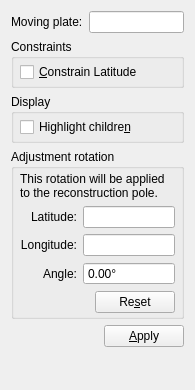
The window that src/qt-widgets/ModifyReconstructionPoleWidgetUi.ui (GPlates/GPlates) describes before a commit, drawn with Qt 5.
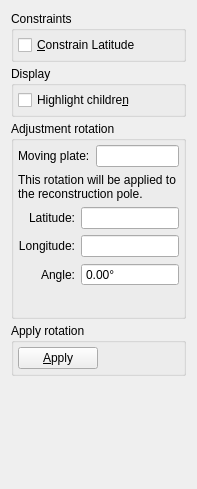
The same window after the commit.

The edit to the form file:
```diff
--- a/src/qt-widgets/ModifyReconstructionPoleWidgetUi.ui
+++ b/src/qt-widgets/ModifyReconstructionPoleWidgetUi.ui
@@ -1,68 +1,47 @@
 <ui version="4.0" >
  <class>ModifyReconstructionPoleWidget</class>
- <widget class="QWidget" name="ModifyReconstructionPoleWidget" >
-  <property name="geometry" >
+ <widget class="QWidget" name="ModifyReconstructionPoleWidget">
+  <property name="geometry">
    <rect>
     <x>0</x>
     <y>0</y>
-    <width>182</width>
-    <height>390</height>
+    <width>197</width>
+    <height>489</height>
    </rect>
   </property>
-  <property name="windowTitle" >
+  <property name="windowTitle">
    <string>Form</string>
   </property>
-  <layout class="QVBoxLayout" >
+  <layout class="QVBoxLayout">
+   <property name="spacing">
+    <number>4</number>
+   </property>
    <item>
-    <layout class="QGridLayout" >
-     <item row="0" column="1" >
-      <widget class="QLineEdit" name="field_moving_plate" >
-       <property name="readOnly" >
-        <bool>true</bool>
-       </property>
-      </widget>
-     </item>
-     <item row="0" column="0" >
-      <widget class="QLabel" name="label_moving_plate" >
-       <property name="text" >
-        <string>Moving plate:</string>
-       </property>
-      </widget>
-     </item>
-    </layout>
-   </item>
-   <item>
-    <widget class="QGroupBox" name="groupbox_constraints" >
-     <property name="sizePolicy" >
-      <sizepolicy vsizetype="Minimum" hsizetype="Preferred" >
+    <widget class="QGroupBox" name="groupbox_constraints">
+     <property name="sizePolicy">
+      <sizepolicy hsizetype="Preferred" vsizetype="Minimum">
        <horstretch>0</horstretch>
        <verstretch>0</verstretch>
       </sizepolicy>
      </property>
-     <property name="title" >
+     <property name="title">
       <string>Constraints</string>
      </property>
-     <layout class="QVBoxLayout" >
-      <property name="leftMargin" >
-       <number>6</number>
-      </property>
-      <property name="topMargin" >
-       <number>3</number>
-      </property>
-      <property name="rightMargin" >
-       <number>6</number>
-      </property>
-      <property name="bottomMargin" >
-       <number>3</number>
+     <property name="flat">
+      <bool>true</bool>
+     </property>
+     <layout class="QVBoxLayout">
+      <property name="margin">
+       <number>4</number>
       </property>
       <item>
-       <layout class="QVBoxLayout" >
-        <property name="topMargin" >
+       <layout class="QVBoxLayout">
+        <property name="topMargin">
          <number>0</number>
         </property>
         <item>
-         <widget class="QCheckBox" name="checkbox_constrain_latitude" >
-          <property name="text" >
+         <widget class="QCheckBox" name="checkbox_constrain_latitude">
+          <property name="text">
            <string>&amp;Constrain Latitude</string>
           </property>
          </widget>
@@ -73,31 +52,25 @@
     </widget>
    </item>
    <item>
-    <widget class="QGroupBox" name="groupbox_display" >
-     <property name="title" >
+    <widget class="QGroupBox" name="groupbox_display">
+     <property name="title">
       <string>Display</string>
      </property>
-     <layout class="QVBoxLayout" >
-      <property name="leftMargin" >
-       <number>6</number>
-      </property>
-      <property name="topMargin" >
-       <number>3</number>
-      </property>
-      <property name="rightMargin" >
-       <number>6</number>
-      </property>
-      <property name="bottomMargin" >
-       <number>3</number>
+     <property name="flat">
+      <bool>true</bool>
+     </property>
+     <layout class="QVBoxLayout">
+      <property name="margin">
+       <number>4</number>
       </property>
       <item>
-       <layout class="QVBoxLayout" >
+       <layout class="QVBoxLayout">
         <item>
-         <widget class="QCheckBox" name="checkbox_highlight_children" >
-          <property name="toolTip" >
+         <widget class="QCheckBox" name="checkbox_highlight_children">
+          <property name="toolTip">
            <string>Highlight and drag child plates of the selected feature's plate id</string>
           </property>
-          <property name="text" >
+          <property name="text">
            <string>Highlight childre&amp;n </string>
           </property>
          </widget>
@@ -108,97 +81,109 @@
     </widget>
    </item>
    <item>
-    <widget class="QGroupBox" name="groupbox_adjustment" >
-     <property name="title" >
+    <widget class="QGroupBox" name="groupbox_adjustment">
+     <property name="title">
       <string>Adjustment rotation</string>
      </property>
-     <layout class="QVBoxLayout" >
-      <property name="leftMargin" >
-       <number>6</number>
+     <property name="flat">
+      <bool>true</bool>
+     </property>
+     <layout class="QVBoxLayout">
+      <property name="margin">
+       <number>4</number>
       </property>
-      <property name="topMargin" >
-       <number>3</number>
-      </property>
-      <property name="rightMargin" >
-       <number>6</number>
-      </property>
-      <property name="bottomMargin" >
-       <number>3</number>
-      </property>
       <item>
-       <widget class="QLabel" name="label_adjustment_descr" >
-        <property name="text" >
+       <layout class="QGridLayout">
+        <item row="0" column="1">
+         <widget class="QLineEdit" name="field_moving_plate">
+          <property name="readOnly">
+           <bool>true</bool>
+          </property>
+         </widget>
+        </item>
+        <item row="0" column="0">
+         <widget class="QLabel" name="label_moving_plate">
+          <property name="text">
+           <string>Moving plate:</string>
+          </property>
+         </widget>
+        </item>
+       </layout>
+      </item>
+      <item>
+       <widget class="QLabel" name="label_adjustment_descr">
+        <property name="text">
          <string>This rotation will be applied to the reconstruction pole.</string>
         </property>
-        <property name="wordWrap" >
+        <property name="wordWrap">
          <bool>true</bool>
         </property>
        </widget>
       </item>
       <item>
-       <layout class="QGridLayout" >
-        <item row="0" column="0" >
-         <widget class="QLabel" name="label_adjustment_lat" >
-          <property name="text" >
+       <layout class="QGridLayout">
+        <item row="0" column="0">
+         <widget class="QLabel" name="label_adjustment_lat">
+          <property name="text">
            <string>Latitude:</string>
           </property>
-          <property name="alignment" >
+          <property name="alignment">
            <set>Qt::AlignRight|Qt::AlignTrailing|Qt::AlignVCenter</set>
           </property>
          </widget>
         </item>
-        <item row="2" column="0" >
-         <widget class="QLabel" name="label_adjustment_angle" >
-          <property name="text" >
+        <item row="2" column="0">
+         <widget class="QLabel" name="label_adjustment_angle">
+          <property name="text">
            <string>Angle:</string>
           </property>
-          <property name="alignment" >
+          <property name="alignment">
            <set>Qt::AlignRight|Qt::AlignTrailing|Qt::AlignVCenter</set>
           </property>
-          <property name="buddy" >
+          <property name="buddy">
            <cstring>spinbox_adjustment_angle</cstring>
           </property>
          </widget>
         </item>
-        <item row="2" column="1" >
-         <widget class="QDoubleSpinBox" name="spinbox_adjustment_angle" >
-          <property name="readOnly" >
+        <item row="2" column="1">
+         <widget class="QDoubleSpinBox" name="spinbox_adjustment_angle">
+          <property name="readOnly">
            <bool>true</bool>
           </property>
-          <property name="buttonSymbols" >
+          <property name="buttonSymbols">
            <enum>QAbstractSpinBox::NoButtons</enum>
           </property>
-          <property name="suffix" >
+          <property name="suffix">
            <string>°</string>
           </property>
-          <property name="minimum" >
+          <property name="minimum">
            <double>-360.000000000000000</double>
           </property>
-          <property name="maximum" >
+          <property name="maximum">
            <double>360.000000000000000</double>
           </property>
          </widget>
         </item>
-        <item row="1" column="0" >
-         <widget class="QLabel" name="label_adjustment_lon" >
-          <property name="text" >
+        <item row="1" column="0">
+         <widget class="QLabel" name="label_adjustment_lon">
+          <property name="text">
            <string>Longitude:</string>
           </property>
-          <property name="alignment" >
+          <property name="alignment">
            <set>Qt::AlignRight|Qt::AlignTrailing|Qt::AlignVCenter</set>
           </property>
          </widget>
         </item>
-        <item row="1" column="1" >
-         <widget class="QLineEdit" name="field_adjustment_lon" >
-          <property name="readOnly" >
+        <item row="1" column="1">
+         <widget class="QLineEdit" name="field_adjustment_lon">
+          <property name="readOnly">
            <bool>true</bool>
           </property>
          </widget>
         </item>
-        <item row="0" column="1" >
-         <widget class="QLineEdit" name="field_adjustment_lat" >
-          <property name="readOnly" >
+        <item row="0" column="1">
+         <widget class="QLineEdit" name="field_adjustment_lat">
+          <property name="readOnly">
            <bool>true</bool>
           </property>
          </widget>
@@ -206,19 +191,22 @@
        </layout>
       </item>
       <item>
-       <layout class="QHBoxLayout" >
-        <property name="topMargin" >
+       <layout class="QHBoxLayout">
+        <property name="topMargin">
          <number>0</number>
         </property>
-        <property name="bottomMargin" >
+        <property name="bottomMargin">
          <number>0</number>
         </property>
+        <item>
+         <widget class="QWidget" name="action_button_box_placeholder_widget" native="true"/>
+        </item>
         <item>
          <spacer>
-          <property name="orientation" >
+          <property name="orientation">
            <enum>Qt::Horizontal</enum>
           </property>
-          <property name="sizeHint" >
+          <property name="sizeHint" stdset="0">
            <size>
             <width>40</width>
             <height>20</height>
@@ -226,54 +214,62 @@
           </property>
          </spacer>
         </item>
-        <item>
-         <widget class="QPushButton" name="button_reset_adjustment" >
-          <property name="text" >
-           <string>Re&amp;set</string>
-          </property>
-         </widget>
-        </item>
        </layout>
       </item>
      </layout>
     </widget>
    </item>
    <item>
-    <layout class="QHBoxLayout" >
-     <property name="topMargin" >
-      <number>0</number>
+    <widget class="QGroupBox" name="groupBox">
+     <property name="title">
+      <string>Apply rotation</string>
      </property>
-     <property name="bottomMargin" >
-      <number>0</number>
+     <property name="flat">
+      <bool>true</bool>
      </property>
-     <item>
-      <spacer>
-       <property name="orientation" >
-        <enum>Qt::Horizontal</enum>
-       </property>
-       <property name="sizeHint" >
-        <size>
-         <width>40</width>
-         <height>20</height>
-        </size>
-       </property>
-      </spacer>
-     </item>
-     <item>
-      <widget class="QPushButton" name="button_apply" >
-       <property name="text" >
-        <string>&amp;Apply</string>
-       </property>
-      </widget>
-     </item>
-    </layout>
+     <layout class="QVBoxLayout" name="verticalLayout">
+      <property name="margin">
+       <number>4</number>
+      </property>
+      <item>
+       <layout class="QHBoxLayout">
+        <property name="topMargin">
+         <number>0</number>
+        </property>
+        <property name="bottomMargin">
+         <number>0</number>
+        </property>
+        <item>
+         <widget class="QPushButton" name="button_apply">
+          <property name="text">
+           <string>&amp;Apply</string>
+          </property>
+         </widget>
+        </item>
+        <item>
+         <spacer>
+          <property name="orientation">
+           <enum>Qt::Horizontal</enum>
+          </property>
+          <property name="sizeHint" stdset="0">
+           <size>
+            <width>40</width>
+            <height>20</height>
+           </size>
+          </property>
+         </spacer>
+        </item>
+       </layout>
+      </item>
+     </layout>
+    </widget>
    </item>
    <item>
     <spacer>
-     <property name="orientation" >
+     <property name="orientation">
       <enum>Qt::Vertical</enum>
      </property>
-     <property name="sizeHint" >
+     <property name="sizeHint" stdset="0">
       <size>
        <width>173</width>
        <height>61</height>
```
Left out of the diff: 3 changed lines with no effect on the pictures.
